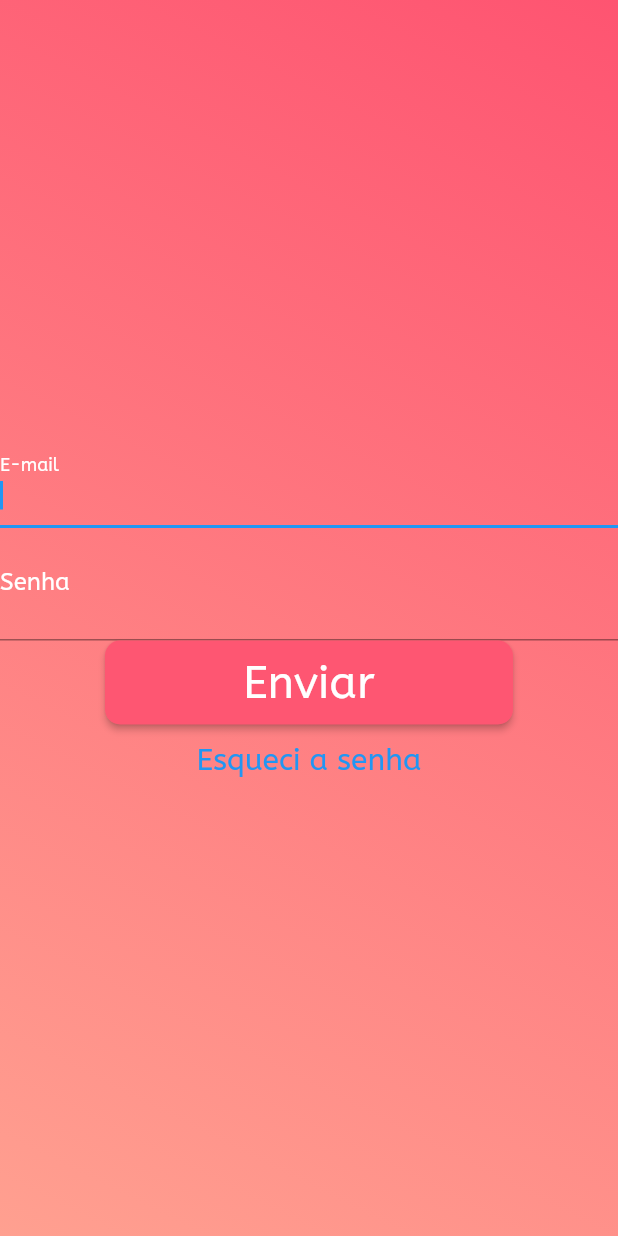
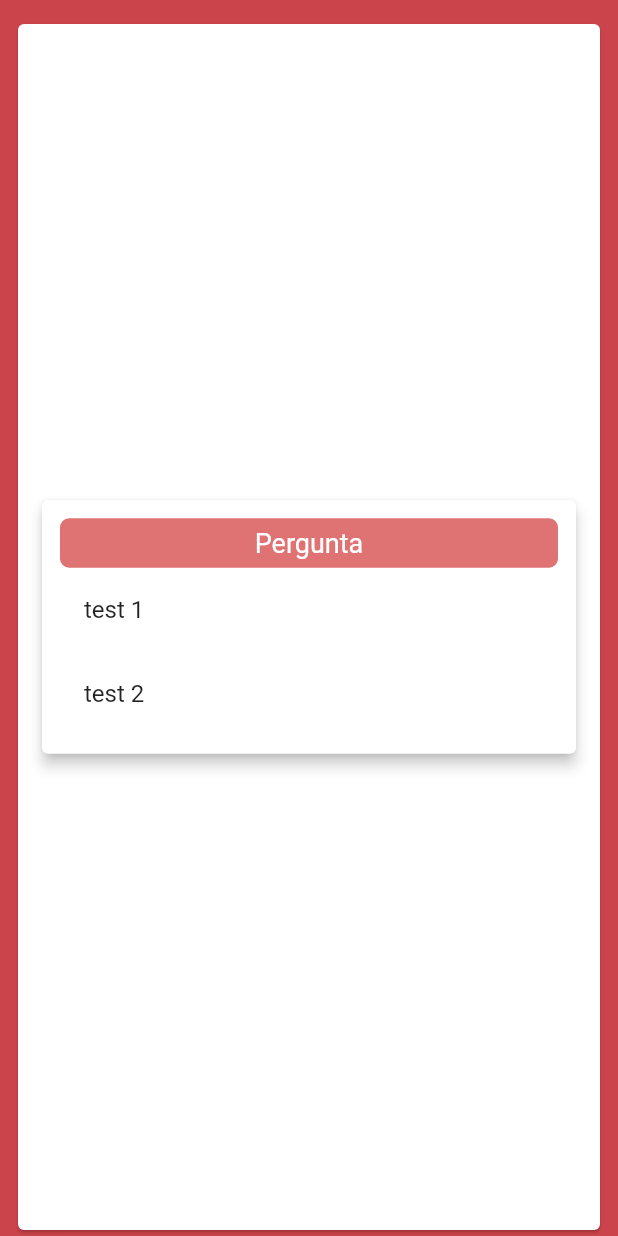
Before and after one commit to Gabimariacarvalho/AvosTech, a Flutter app: the screen it shows after launch, on a phone screen of 412 x 824 dp. Run offline on Flutter 3.47's test engine with Material 2 defaults, Android fonts, the phone set to English and light mode, and no system bars.

Commit message:
quiz page

```diff
--- a/lib/login.dart
+++ b/lib/login.dart
@@ -1,17 +1,14 @@
 import 'dart:ui';
 
 import 'package:flutter/material.dart';
-
-
 
 class LoginState extends StatelessWidget {
   @override
   Widget build(BuildContext context) {
     return Scaffold(
-
       body: Center(
         child: Container(
-          decoration: BoxDecoration(
+          decoration: const BoxDecoration(
               gradient: LinearGradient(
             begin: Alignment.topRight,
             end: Alignment.bottomLeft,
@@ -19,55 +16,66 @@ class LoginState extends StatelessWidget {
               Color(0xffFE5471),
               Color(0xffFFA090),
             ],
-              )
-          ),
+          )),
           child: Center(
             child: Column(
               crossAxisAlignment: CrossAxisAlignment.center,
               mainAxisAlignment: MainAxisAlignment.center,
               children: <Widget>[
-
-              TextField(
+                const TextField(
                     autofocus: true,
                     keyboardType: TextInputType.text,
                     decoration: InputDecoration(
-                    labelText:"E-mail",
-                    labelStyle: TextStyle(color: Colors.white, fontSize: 16, fontFamily: 'Abeezee'),
-                  )
-              ),  //TextField
-              TextField(
+                      labelText: "E-mail",
+                      labelStyle: TextStyle(
+                          color: Colors.white,
+                          fontSize: 16,
+                          fontFamily: 'Abeezee'),
+                    )), //TextField
+                const TextField(
                     autofocus: true,
                     obscureText: true,
                     keyboardType: TextInputType.visiblePassword,
                     style: TextStyle(color: Colors.blue, fontSize: 30),
                     decoration: InputDecoration(
-                    labelText:"Senha",
-                    labelStyle: TextStyle(color: Colors.white, fontSize: 16, fontFamily: 'Abeezee'),
-                  )
-              ),
+                      labelText: "Senha",
+                      labelStyle: TextStyle(
+                          color: Colors.white,
+                          fontSize: 16,
+                          fontFamily: 'Abeezee'),
+                    )),
                 ButtonTheme(
                   height: 56.0,
                   minWidth: 272,
                   child: RaisedButton(
-                  onPressed: () => { print("pressionei o botão"), },
-                  shape: new RoundedRectangleBorder(borderRadius:
-                  new BorderRadius.circular(10.0)),
-                  child: Text(
+                    onPressed: () => {
+                      print("pressionei o botão"),
+                    },
+                    shape: RoundedRectangleBorder(
+                        borderRadius: BorderRadius.circular(10.0)),
+                    child: const Text(
                       "Enviar",
-                    style: TextStyle(color: Colors.white, fontSize: 30, fontFamily:'Abeezee'),
+                      style: TextStyle(
+                          color: Colors.white,
+                          fontSize: 30,
+                          fontFamily: 'Abeezee'),
                     ),
                     //Text
-                  color: Color(0xffFE5672),
-                ),//RaisedButton
+                    color: const Color(0xffFE5672),
+                  ), //RaisedButton
                 ),
                 TextButton(
                   style: TextButton.styleFrom(
-                  textStyle: const TextStyle(fontSize: 20, color:Colors.white, fontFamily:'Abeezee'),
+                    textStyle: const TextStyle(
+                        fontSize: 20,
+                        color: Colors.white,
+                        fontFamily: 'Abeezee'),
                   ),
                   onPressed: () {},
                   child: const Text('Esqueci a senha'),
                 ),
-            ],),
+              ],
+            ),
           ),
         ),
       ),
--- a/lib/main.dart
+++ b/lib/main.dart
@@ -1,8 +1,8 @@
+import 'package:avostech/Pages/quiz_page.dart';
 import 'package:flutter/material.dart';
 import 'package:provider/provider.dart';
-import 'package:avostech/login.dart';
 
-void main() {runApp( MyApp());
+void main() {runApp( const MyApp());
 
 
 }
@@ -27,8 +27,10 @@ class MyApp extends StatelessWidget {
                     borderRadius: BorderRadius.circular(20)),
                 primary: Colors.pinkAccent, // background color
                 textStyle: const TextStyle(
-                    fontSize: 30, fontStyle: FontStyle.italic,color : Colors.white ))),),
-      home:  LoginState(),
+                    fontSize: 30,color : Colors.white ))
+        ),
+      ),
+      home:  const QuizPage(),
     );
   }
 
--- /dev/null
+++ b/lib/pages/quiz_page.dart
@@ -0,0 +1,64 @@
+import 'package:avostech/utils/pallete_colors.dart';
+import 'package:flutter/material.dart';
+
+class QuizPage extends StatefulWidget {
+  const QuizPage({Key? key}) : super(key: key);
+
+  @override
+  _QuizPageState createState() => _QuizPageState();
+}
+
+class _QuizPageState extends State<QuizPage> {
+  @override
+  Widget build(BuildContext context) {
+    return Container(
+      color: Pallete.kPrimary,
+      padding: const EdgeInsets.fromLTRB(8, 12, 8, 0),
+      child: Card(
+        elevation: 1,
+        child: Column(
+          mainAxisAlignment: MainAxisAlignment.center,
+          children: [
+          Card(
+            elevation: 4,
+            margin: const EdgeInsets.all(16),
+            child: Container(
+              padding: const EdgeInsets.all(12),
+              child: Column(
+                children: [
+                  Container(
+                    alignment: Alignment.center,
+                    decoration: BoxDecoration(
+                      borderRadius: BorderRadius.circular(6),
+                      color: Pallete.kTertiary,
+                    ),
+                    padding: const EdgeInsets.all(6),
+                    child: const Text('Pergunta', style: TextStyle(color: Colors.white, fontSize: 18),)
+                  ),
+                  Row(
+                    mainAxisAlignment: MainAxisAlignment.center,
+                    children: [
+                      Expanded(
+                          child:
+                          SizedBox(
+                            child: ListView(
+                              shrinkWrap: true,
+
+                              children: const [
+                                ListTile(title: Text('test 1'),),
+                                ListTile(title: Text('test 2'),)
+                              ],
+                            ),
+                          )
+                      )
+                    ],
+                  )
+                ],
+              ),
+            ),
+          )
+        ],),
+      ),
+    );
+  }
+}
--- /dev/null
+++ b/lib/utils/pallete_colors.dart
@@ -0,0 +1,14 @@
+import 'dart:ui';
+
+class Pallete {
+  // https://coolors.co/cc444b-da5552-df7373-e39695-e4b1ab
+  static Color kPrimary = const Color(0xFFcc444b);// english vermilion
+  static Color kSecondary = const Color(0xffda5552); // indian red
+  static Color kTertiary = const Color(0xffdf7373); //candy pink
+  static Color kQuartenary = const Color(0xffe39695); //pastel pink
+  static Color kQuinary = const Color(0xffe4b1ab); //pastel pink 2
+
+  static Color hexToColor(String code) {
+    return Color(int.parse(code.substring(1,7), radix: 16)+ 0xFF000000);
+  }
+}
```
Also changed, not shown: pubspec.lock, 1 other file. Lines whose indentation alone changed are shown as unchanged.
